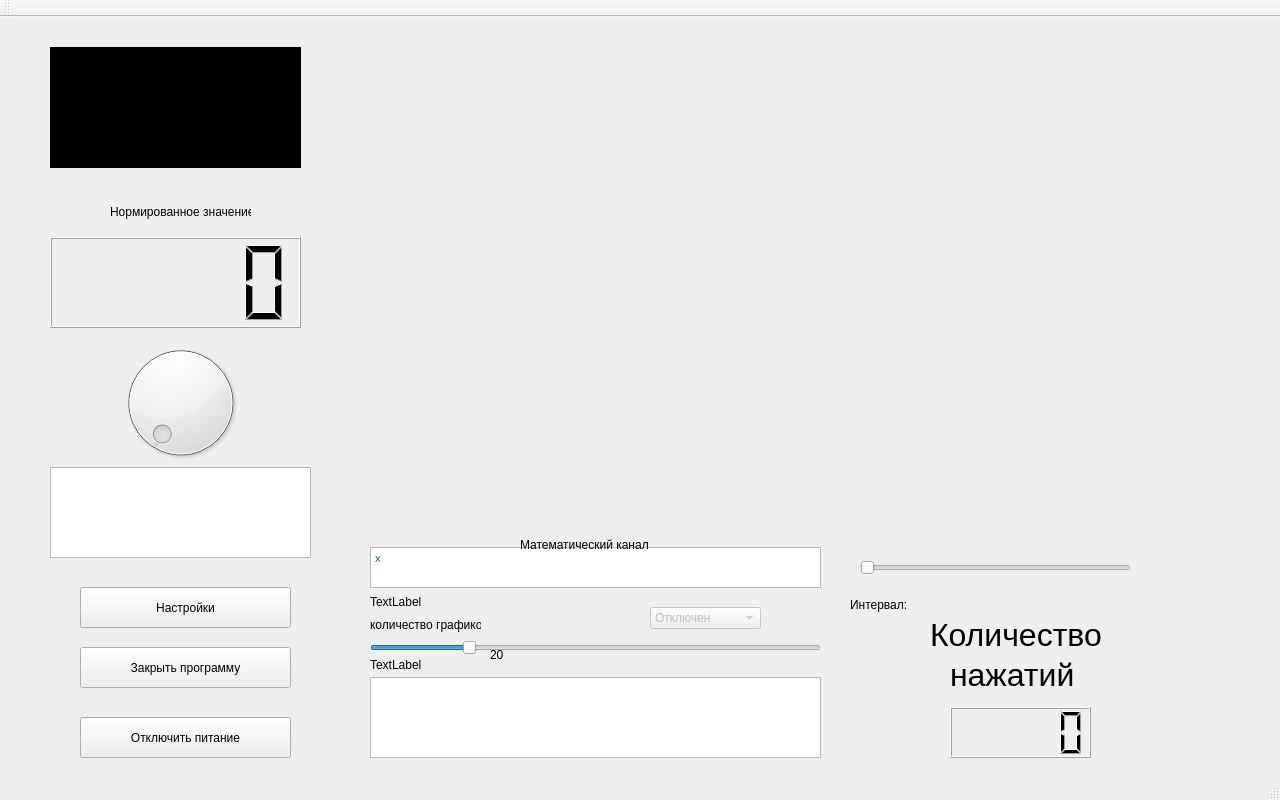
Qt form mainwindow.ui (tomyqg/topaz-m) before a commit.
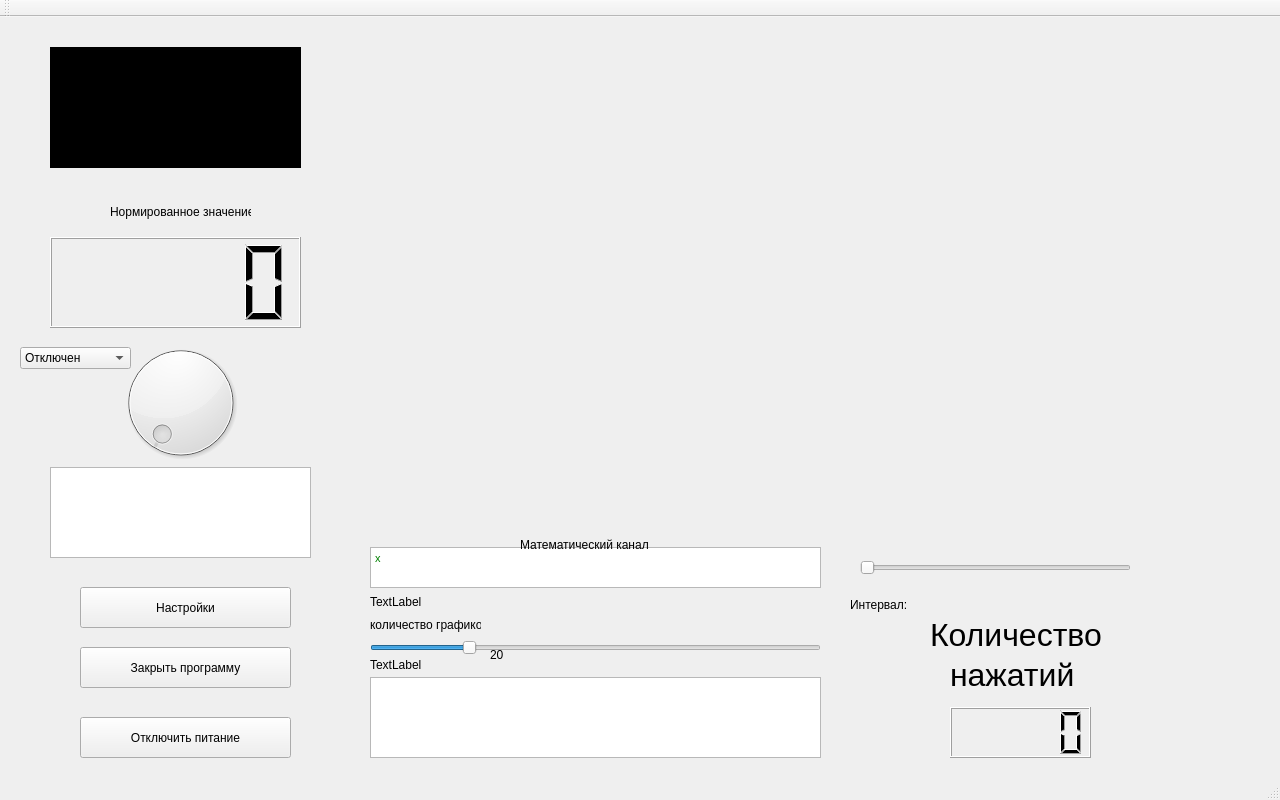
The same form after that commit. Icons and pictures are not drawn. Custom widgets are drawn as their Qt base class.

```diff
--- a/mainwindow.ui
+++ b/mainwindow.ui
@@ -453,12 +453,12 @@
    </widget>
    <widget class="QComboBox" name="comboBox_13">
     <property name="enabled">
-     <bool>false</bool>
+     <bool>true</bool>
     </property>
     <property name="geometry">
      <rect>
-      <x>650</x>
-      <y>590</y>
+      <x>20</x>
+      <y>330</y>
       <width>111</width>
       <height>22</height>
      </rect>
```
